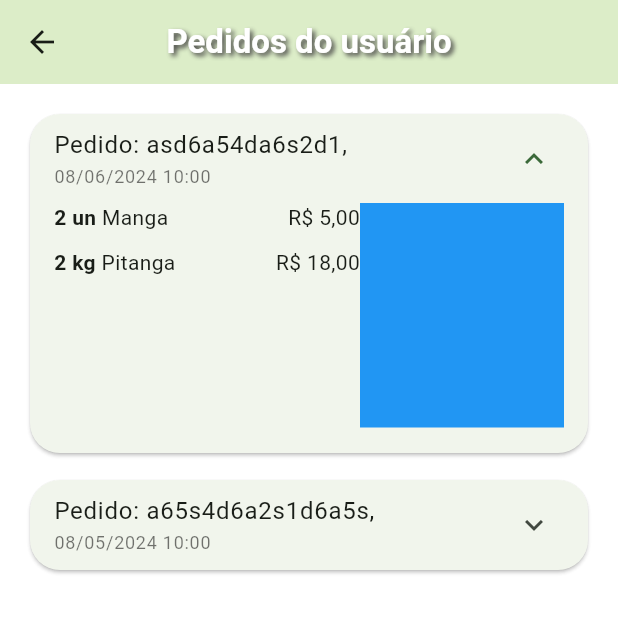
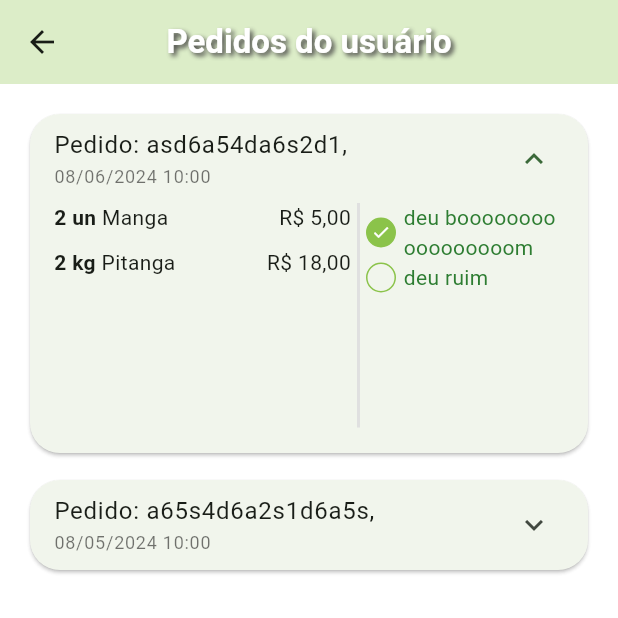
Before and after one commit to Miicchhel/FruitTrace, a Flutter app: the OrdersTab screen opened directly, after a tap on an icon or button, on a phone screen of 412 x 824 dp, the top half of it. Run offline on Flutter 3.47's test engine with Material 3 defaults, Android fonts, the phone set to English and light mode, and no system bars; our stand-ins replace animated_text_kit, mask_text_input_formatter.

Commit message:
iniciando o desenvolvimento do widget de status do pedido

```diff
--- /dev/null
+++ b/lib/src/pages/orders/components/order_status_widget.dart
@@ -0,0 +1,73 @@
+import 'package:flutter/material.dart';
+import 'package:fruittrace/src/config/custom_colors.dart';
+
+class OrderStatusWidget extends StatelessWidget {
+  final String status;
+  final bool isOverdue;
+
+  const OrderStatusWidget({
+    super.key,
+    required this.status,
+    required this.isOverdue,
+  });
+
+  @override
+  Widget build(BuildContext context) {
+    return const Column(children: [
+      _StatusDot(isActive: true, title: 'deu booooooooooooooooom'),
+      _StatusDot(isActive: false, title: 'deu ruim',),
+      ],
+    );
+  }
+}
+
+class _StatusDot extends StatelessWidget {
+
+  final bool isActive;
+  final String title;
+
+  const _StatusDot({
+    super.key,
+    required this.isActive,
+    required this.title,
+  });
+
+  @override
+  Widget build(BuildContext context) {
+    return Row(
+      children: [
+        // dot
+        Container(
+          alignment: Alignment.center,
+          height: 20,
+          width: 20,
+          decoration: BoxDecoration(
+            shape: BoxShape.circle,
+            border: Border.all(
+              color: CustomColors.customSwatchColor,
+            ),
+            color: isActive ? CustomColors.customSwatchColor : Colors.transparent,
+          ),
+          child: isActive ?
+            const Icon(
+              Icons.check,
+              size: 13,
+              color: Colors.white,
+            ) : const SizedBox.shrink(),
+        ),
+
+        const SizedBox(width: 5.0),
+
+        // texto
+        Expanded(
+          child: Text(
+            title,
+            style: TextStyle(
+              color: Colors.green[800],
+            ),
+          ),
+        )
+      ],
+    );
+  }
+}
--- a/lib/src/pages/orders/components/order_tile.dart
+++ b/lib/src/pages/orders/components/order_tile.dart
@@ -1,6 +1,7 @@
 import 'package:flutter/material.dart';
 import 'package:fruittrace/src/models/cart_item_model.dart';
 import 'package:fruittrace/src/models/order_model.dart';
+import 'package:fruittrace/src/pages/orders/components/order_status_widget.dart';
 import 'package:fruittrace/src/services/utils_services.dart';
 
 class OrderTile extends StatelessWidget {
@@ -44,7 +45,7 @@ class OrderTile extends StatelessWidget {
               // divisor
               child: Row(
                 children: [
-                  // lado esquerdo
+                  // lado esquerdo: lista dos peidos
                   Expanded(
                     flex: 3,
                     child: ListView(
@@ -57,11 +58,19 @@ class OrderTile extends StatelessWidget {
                     ),
                   ),
 
-                  // lado direito
+                  // divisória
+                  VerticalDivider(
+                    color: Colors.grey.shade300,
+                    thickness: 2.0,
+                    width: 10.0,
+                  ),
+
+                  // lado direito: status dos pedidos
                   Expanded(
                     flex: 2,
-                    child: Container(
-                      color: Colors.blue,
+                    child: OrderStatusWidget(
+                      status: order.status,
+                      isOverdue: order.overdueDateTime.isBefore(DateTime.now()),
                     ),
                   ),
                 ],
```
